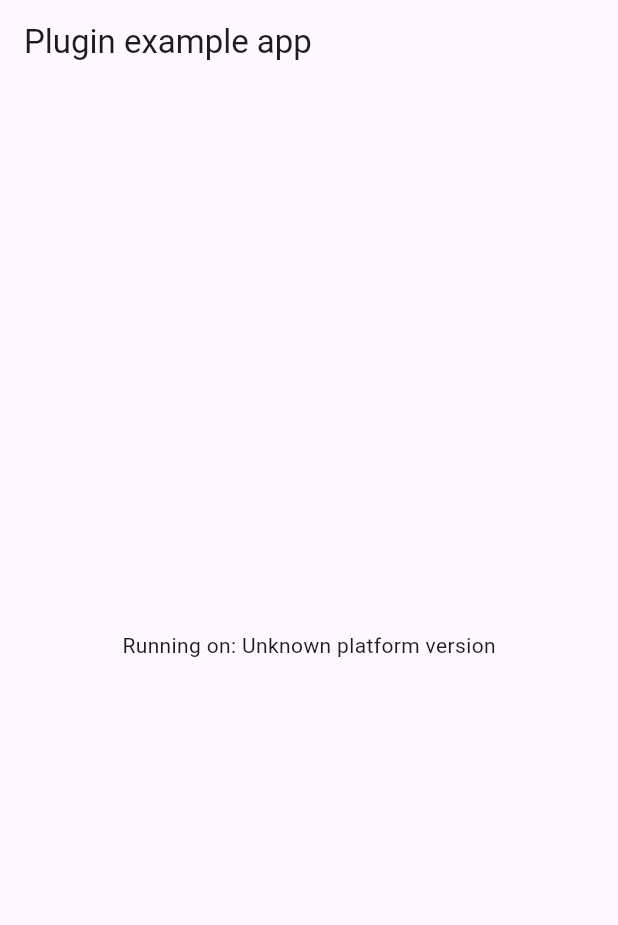
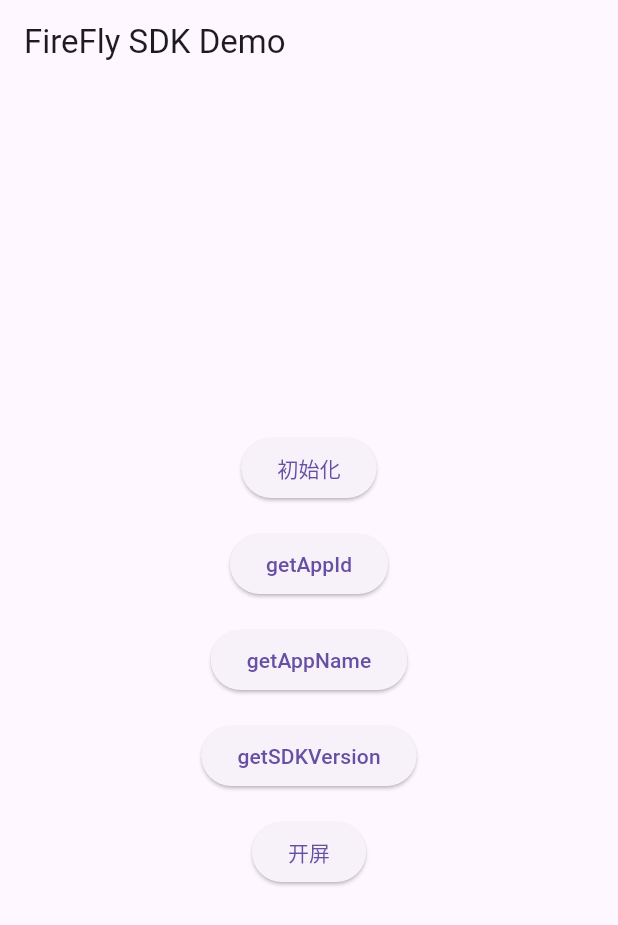
Before and after one commit to ly-firefly/firefly-flutter, a Flutter app: the screen it shows after launch, on a phone screen of 412 x 824 dp. Shown: the top 925 px of the screen. Run offline on Flutter 3.47's test engine with Material 3 defaults, Android fonts, the phone set to English and light mode, and no system bars; our stand-ins replace fluttertoast.

Commit message:
mod:完善flutter开屏

```diff
--- /dev/null
+++ b/example/lib/configuration.dart
@@ -0,0 +1,5 @@
+class Configuration {
+  static String appId = "1315640400290340864";
+  static String appKey = "";
+  static String splashAdSlotId = "1323618037104832512";
+}
--- /dev/null
+++ b/example/lib/global_keys.dart
@@ -0,0 +1,3 @@
+import 'package:flutter/material.dart';
+
+final GlobalKey<NavigatorState> navigatorKey = GlobalKey<NavigatorState>();
--- a/example/lib/main.dart
+++ b/example/lib/main.dart
@@ -1,8 +1,11 @@
+import 'package:firefly/ff_init.dart';
+import 'package:firefly_example/global_keys.dart';
+import 'package:firefly_example/routers/Routers.dart';
 import 'package:flutter/material.dart';
-import 'dart:async';
+import 'package:fluttertoast/fluttertoast.dart';
 
-import 'package:flutter/services.dart';
-import 'package:firefly/firefly.dart';
+import 'configuration.dart';
+import 'ff_listener_manager.dart';
 
 void main() {
   runApp(const MyApp());
@@ -16,45 +19,115 @@ class MyApp extends StatefulWidget {
 }
 
 class _MyAppState extends State<MyApp> {
-  String _platformVersion = 'Unknown';
+  bool isInit = false;
 
   @override
   void initState() {
     super.initState();
-    initPlatformState();
+    _setListen();
   }
 
-  // Platform messages are asynchronous, so we initialize in an async method.
-  Future<void> initPlatformState() async {
-    String platformVersion;
-    // Platform messages may fail, so we use a try/catch PlatformException.
-    // We also handle the message potentially returning null.
-    try {
-      platformVersion =
-          await Firefly.platformVersion ?? 'Unknown platform version';
-    } on PlatformException {
-      platformVersion = 'Failed to get platform version.';
+  _initFireFlySDK() async {
+    await FFInitManger.initFireFlySDK(
+            appId: Configuration.appId,
+            enableDebug: true,
+            appName: "test",
+            isCanUsePhoneState: true,
+            oaid: "test",
+            isCanUseAndroidId: true)
+        .then((value) => {
+              setState(() {
+                isInit = value;
+              }),
+              Fluttertoast.showToast(msg: value ? "初始化成功" : "初始化失败")
+            });
+  }
+
+  _getAppId() async {
+    FFInitManger.getAppId().then((value) {
+      print("appId = ${value}");
+      Fluttertoast.showToast(msg: "appId = ${value}");
+    });
+  }
+
+  _getAppName() async {
+    FFInitManger.getAppName().then((value) {
+      print("appName = ${value}");
+      Fluttertoast.showToast(msg: "appName = ${value}");
+    });
+  }
+
+  _getSDKVersion() async {
+    FFInitManger.getSDKVersion().then((value) {
+      print("sdk version = ${value}");
+      Fluttertoast.showToast(msg: "sdk version = ${value}");
+    });
+  }
+
+  _pushSplashRouter(BuildContext ctx) {
+    if(isInit) {
+      Navigator.pushNamed(ctx, "/splashRouter");
+    } else {
+      Fluttertoast.showToast(msg: "未初始化");
     }
+  }
 
-    // If the widget was removed from the tree while the asynchronous platform
-    // message was in flight, we want to discard the reply rather than calling
-    // setState to update our non-existent appearance.
-    if (!mounted) return;
-
-    setState(() {
-      _platformVersion = platformVersion;
-    });
+  _setListen() {
+    // 监听开屏广告相关回调
+    ListenerManager.splashListen(context);
   }
 
   @override
   Widget build(BuildContext context) {
     return MaterialApp(
+      title: 'FireFly SDK Demo',
+      routes: anyYHCRouters,
+      navigatorKey: navigatorKey,
       home: Scaffold(
-        appBar: AppBar(
-          title: const Text('Plugin example app'),
-        ),
-        body: Center(
-          child: Text('Running on: $_platformVersion\n'),
+        appBar: AppBar(title: Text('FireFly SDK Demo')),
+        body: Builder(
+          builder: (ctx) => Center(
+            child: Column(
+              mainAxisAlignment: MainAxisAlignment.center, // 垂直居中
+              crossAxisAlignment: CrossAxisAlignment.center, // 水平居中
+              children: [
+                ElevatedButton(
+                  onPressed: () {
+                    _initFireFlySDK();
+                  },
+                  child: Text('初始化'),
+                ),
+                SizedBox(height: 16),
+                ElevatedButton(
+                  onPressed: () {
+                    _getAppId();
+                  },
+                  child: Text('getAppId'),
+                ),
+                SizedBox(height: 16),
+                ElevatedButton(
+                  onPressed: () {
+                    _getAppName();
+                  },
+                  child: Text('getAppName'),
+                ),
+                SizedBox(height: 16),
+                ElevatedButton(
+                  onPressed: () {
+                    _getSDKVersion();
+                  },
+                  child: Text('getSDKVersion'),
+                ),
+                SizedBox(height: 16),
+                ElevatedButton(
+                  onPressed: () {
+                    _pushSplashRouter(ctx);
+                  },
+                  child: Text('开屏'),
+                ),
+              ],
+            ),
+          ),
         ),
       ),
     );
--- /dev/null
+++ b/example/lib/routers/Routers.dart
@@ -0,0 +1,8 @@
+
+import 'package:firefly_example/manager/tt_splash.dart';
+import 'package:firefly_example/routers/router_splash.dart';
+
+final anyYHCRouters = {
+  "/splashRouter": (context) => SplashRouter(),
+  "/splashView": (context) => SplashView(),
+};
--- a/example/pubspec.yaml
+++ b/example/pubspec.yaml
@@ -29,6 +29,8 @@ dependencies:
   # The following adds the Cupertino Icons font to your application.
   # Use with the CupertinoIcons class for iOS style icons.
   cupertino_icons: ^1.0.2
+
+  fluttertoast: ^8.2.2
 
 dev_dependencies:
   flutter_test:
```
Also changed, not shown: example/lib/ff_listener_manager.dart (added, +49 -0 lines), example/lib/manager/tt_splash.dart (added, +58 -0 lines), example/lib/routers/router_splash.dart (added, +178 -0 lines), lib/ff_client_bidding.dart (added, +17 -0 lines), lib/ff_platformview/ff_splash_platform_widget.dart (added, +57 -0 lines), lib/ff_splash_response.dart (added, +35 -0 lines), example/pubspec.lock, lib/ff_init.dart (added), lib/ff_listener.dart (added), lib/ff_splash.dart (added), lib/tt_base_ad.dart (added), 17 other files.
